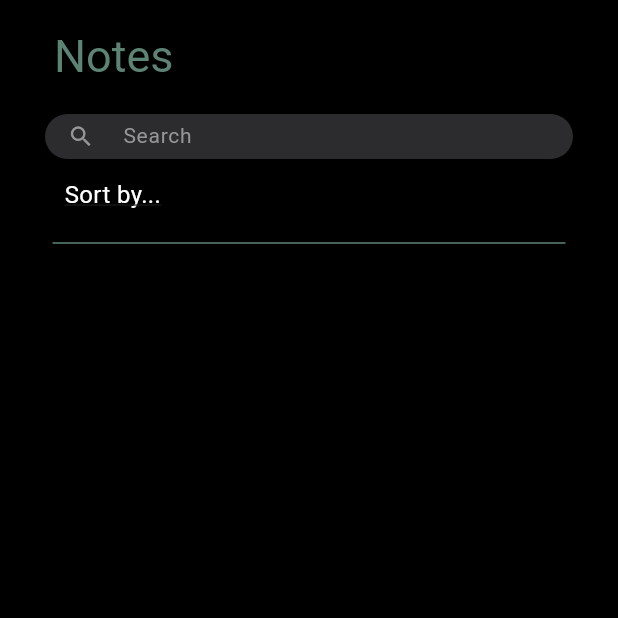
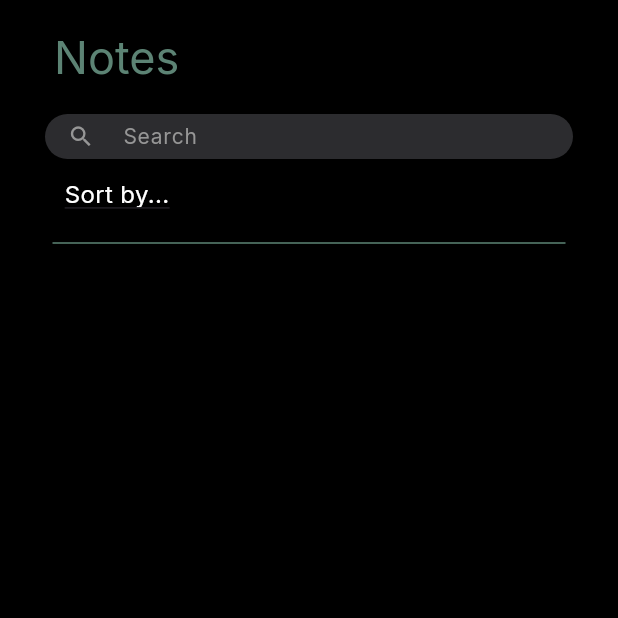
Before and after one commit to msuess2/Notes-App, a Flutter app: the screen it shows after launch, on a phone screen of 412 x 824 dp, the top half of it. Run offline on Flutter 3.47's test engine with Material 3 defaults, Android fonts, the light colour scheme and no system bars; our stand-ins replace google_fonts, sqflite; accounts and stored records are empty.

Commit message:
Made progress on text editor, and added new font.

```diff
--- a/lib/Screens/home_page_folders.dart
+++ b/lib/Screens/home_page_folders.dart
@@ -10,6 +10,8 @@ class HomeFolderScreen extends StatefulWidget {
     final PageController _pageController = PageController(initialPage: 0);
     int currentIndex = 0;
 }
+
+
 
 class _HomeFolderScreenState extends State<HomeFolderScreen> {
   @override
--- a/lib/main.dart
+++ b/lib/main.dart
@@ -1,5 +1,6 @@
 import 'package:flutter/material.dart';
 import 'package:notes_app/Screens/home_page_folders.dart';
+import 'package:google_fonts/google_fonts.dart';
 
 void main() {
   runApp(const MyApp());
@@ -12,6 +13,9 @@
   @override
   Widget build(BuildContext context) {
     return MaterialApp(
+      theme: ThemeData(
+        fontFamily: GoogleFonts.inter().fontFamily,
+      ),
       debugShowCheckedModeBanner: false,
       title: "Start Screen",
       home: HomeFolderScreen(),
--- a/pubspec.yaml
+++ b/pubspec.yaml
@@ -32,6 +32,7 @@ dependencies:
     sdk: flutter
   sqflite: ^2.0.0
   path: ^1.8.0
+  google_fonts: ^6.2.1
 
   # The following adds the Cupertino Icons font to your application.
   # Use with the CupertinoIcons class for iOS style icons.
```
Also changed, not shown: assets/fonts/InterVariable-Italic.ttf (added), assets/fonts/InterVariable.ttf (added), pubspec.lock, 1 other file.
